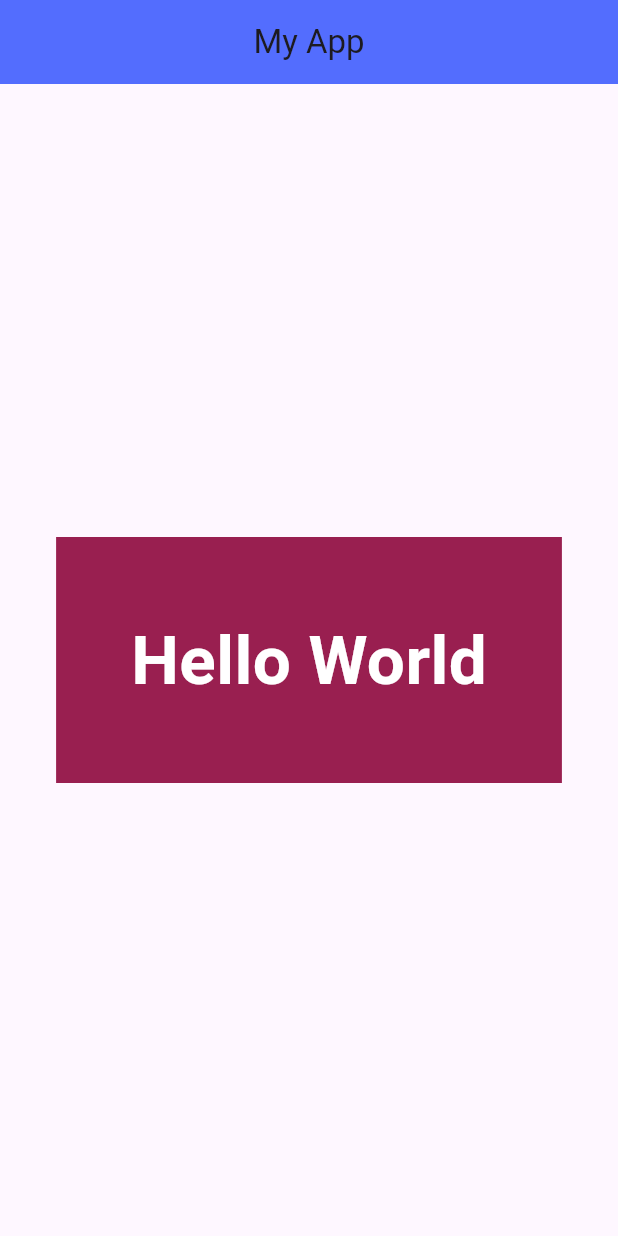
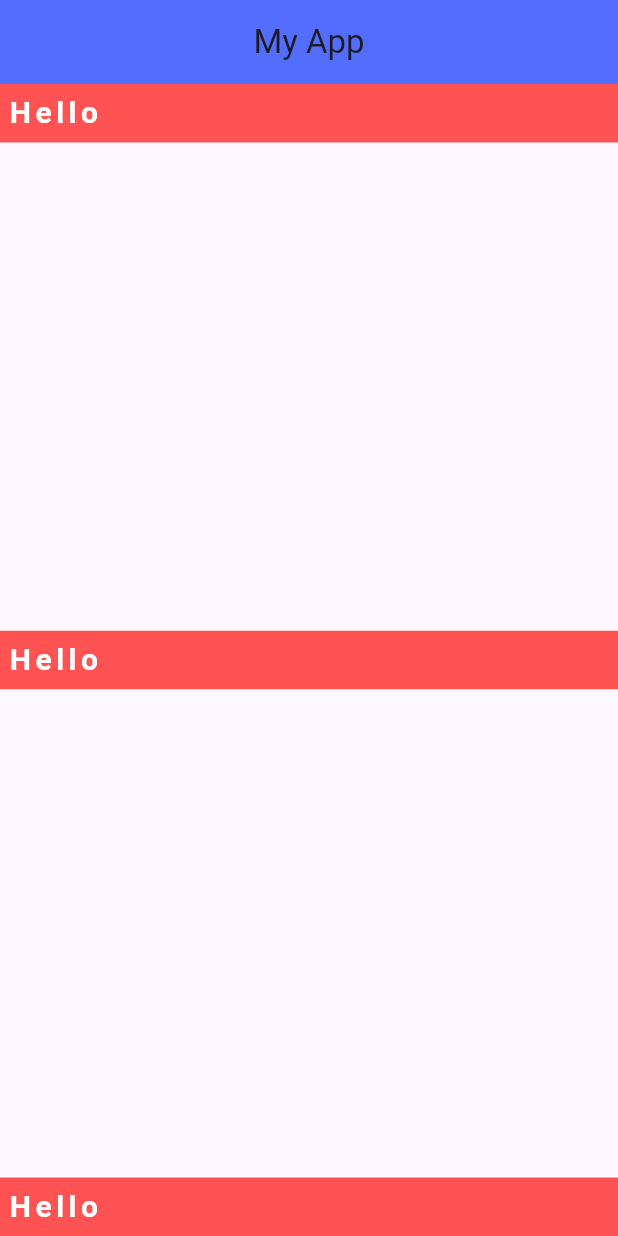
Before and after one commit to Pukpixed/learn_flutter_67_1, a Flutter app: the screen it shows after launch, on a phone screen of 412 x 824 dp. Run offline on Flutter 3.47's test engine with Material 3 defaults, Android fonts, the phone set to English and light mode, and no system bars.

Commit message:
Step 5: container, row, colum, main axis, cross axis

```diff
--- a/lib/screen/home.dart
+++ b/lib/screen/home.dart
@@ -5,20 +5,54 @@ class Home extends StatelessWidget {
 
   @override
   Widget build(BuildContext context) {
-    return Center(
-      child: Container(
-        color: const Color.fromARGB(255, 153, 31, 80),
-        margin: EdgeInsets.symmetric(horizontal: 30, vertical: 20),
-        padding: EdgeInsets.all(50),
-        child: Text(
-          "Hello World",
-          style: TextStyle(
-            fontSize: 45,
-            color: Colors.white,
-            fontWeight: FontWeight.bold,
+    // return Row(
+    return Column(
+      // mainAxisAlignment: MainAxisAlignment.start,
+      // crossAxisAlignment: CrossAxisAlignment.canter,
+      mainAxisAlignment: MainAxisAlignment.spaceBetween,
+      crossAxisAlignment: CrossAxisAlignment.stretch,
+      children: [
+        Container(
+          color: Colors.redAccent,
+          padding: const EdgeInsets.symmetric(horizontal: 5, vertical: 5),
+          child: const Text(
+            "Hello",
+            style: TextStyle(
+              fontSize: 20,
+              color: Colors.white,
+              fontWeight: FontWeight.bold,
+              letterSpacing: 3,
+            ),
           ),
         ),
-      ),
+
+        Container(
+          color: Colors.redAccent,
+          padding: const EdgeInsets.symmetric(horizontal: 5, vertical: 5),
+          child: const Text(
+            "Hello",
+            style: TextStyle(
+              fontSize: 20,
+              color: Colors.white,
+              fontWeight: FontWeight.bold,
+              letterSpacing: 3,
+            ),
+          ),
+        ),
+        Container(
+          color: Colors.redAccent,
+          padding: const EdgeInsets.symmetric(horizontal: 5, vertical: 5),
+          child: const Text(
+            "Hello",
+            style: TextStyle(
+              fontSize: 20,
+              color: Colors.white,
+              fontWeight: FontWeight.bold,
+              letterSpacing: 3,
+            ),
+          ),
+        ),
+      ],
     );
   }
 }
```
